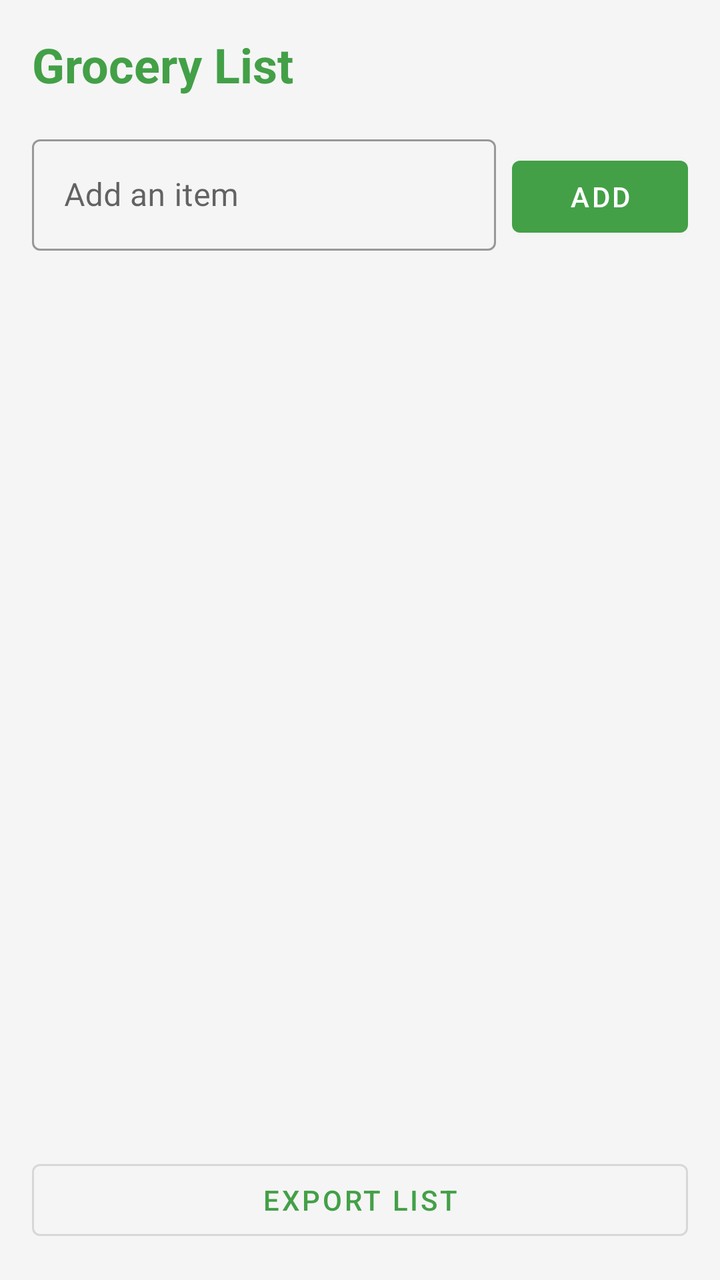
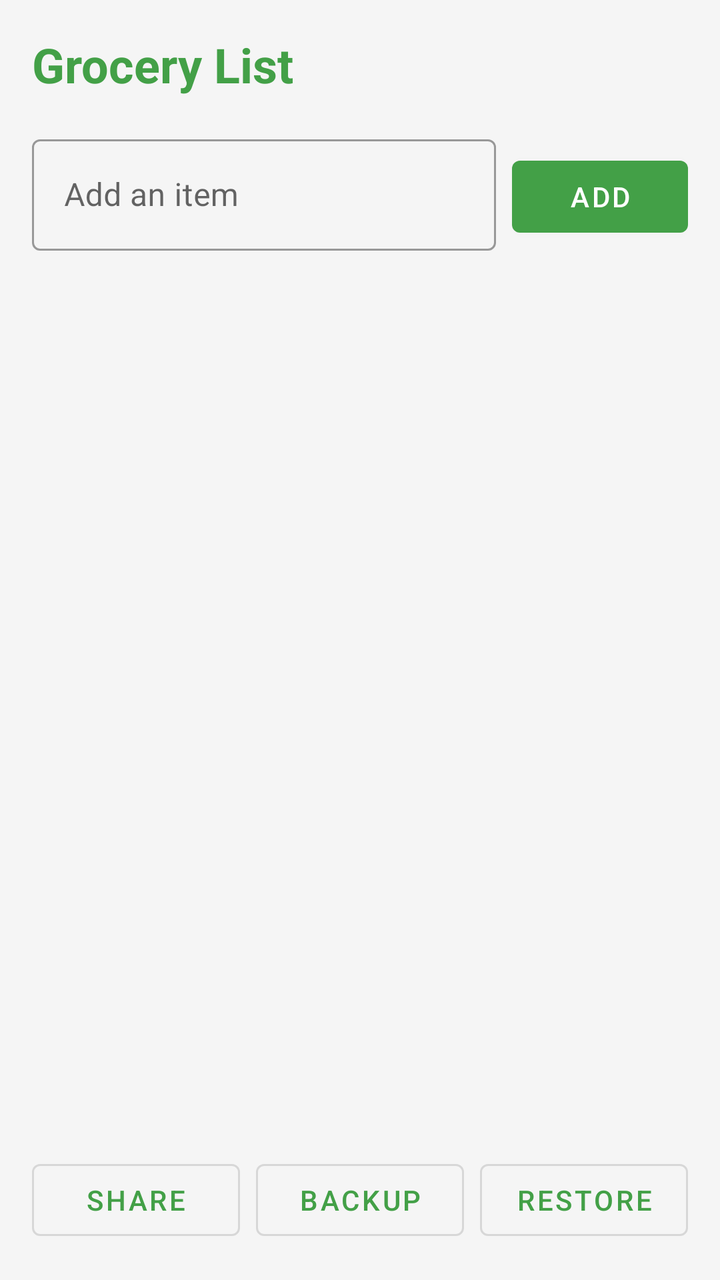

Two renders of the same Android screen: before a commit and after it. Below are the layout's source before the change and the commit's diff.
<!-- AndroidManifest.xml: application theme Theme.GroceryList -->
<!-- res/layout/activity_main.xml -->
<?xml version="1.0" encoding="utf-8"?>

<LinearLayout xmlns:android="http://schemas.android.com/apk/res/android"
    xmlns:app="http://schemas.android.com/apk/res-auto"
    android:layout_width="match_parent"
    android:layout_height="match_parent"
    android:orientation="vertical"
    android:padding="16dp">

    <TextView
        android:layout_width="wrap_content"
        android:layout_height="wrap_content"
        android:text="Grocery List"
        android:textSize="24sp"
        android:textStyle="bold"
        android:textColor="@color/colorPrimary"
        android:layout_marginBottom="16dp" />

    <LinearLayout
        android:layout_width="match_parent"
        android:layout_height="wrap_content"
        android:orientation="horizontal"
        android:gravity="bottom">

        <com.google.android.material.textfield.TextInputLayout
            style="@style/Widget.MaterialComponents.TextInputLayout.OutlinedBox"
            android:layout_width="0dp"
            android:layout_height="wrap_content"
            android:layout_weight="1"
            android:hint="Add an item">

            <com.google.android.material.textfield.TextInputEditText
                android:id="@+id/itemInput"
                android:layout_width="match_parent"
                android:layout_height="wrap_content" />

        </com.google.android.material.textfield.TextInputLayout>

        <com.google.android.material.button.MaterialButton
            android:id="@+id/addButton"
            android:layout_width="wrap_content"
            android:layout_height="wrap_content"
            android:layout_marginStart="8dp"
            android:text="Add" />
    </LinearLayout>

    <androidx.recyclerview.widget.RecyclerView
        android:id="@+id/itemList"
        android:layout_width="match_parent"
        android:layout_height="0dp"
        android:layout_weight="1"
        android:layout_marginTop="12dp"
        android:clipToPadding="false"
        android:clipChildren="false" />

    <com.google.android.material.button.MaterialButton
        android:id="@+id/exportButton"
        style="@style/Widget.MaterialComponents.Button.OutlinedButton"
        android:layout_width="match_parent"
        android:layout_height="wrap_content"
        android:layout_marginTop="8dp"
        android:text="Export List" />

</LinearLayout>
<!-- resources referenced by this layout -->
<resources>
  <color name="colorPrimary">#43A047</color>
  <style name="Theme.GroceryList" parent="Theme.MaterialComponents.DayNight.NoActionBar">
          <item name="colorPrimary">@color/colorPrimary</item>
          <item name="colorPrimaryDark">@color/colorPrimaryDark</item>
          <item name="colorAccent">@color/colorAccent</item>
          <item name="android:windowBackground">@color/screen_background</item>
      </style>
  <color name="colorPrimaryDark">#2E7D32</color>
  <color name="colorAccent">#43A047</color>
  <color name="screen_background">#F5F5F5</color>
</resources>

<!-- the commit's change to res/layout/activity_main.xml (unified diff, before → after) -->
@@ -53,12 +53,38 @@
         android:clipToPadding="false"
         android:clipChildren="false" />
 
-    <com.google.android.material.button.MaterialButton
-        android:id="@+id/exportButton"
-        style="@style/Widget.MaterialComponents.Button.OutlinedButton"
+    <LinearLayout
         android:layout_width="match_parent"
         android:layout_height="wrap_content"
-        android:layout_marginTop="8dp"
-        android:text="Export List" />
+        android:orientation="horizontal"
+        android:layout_marginTop="8dp">
+
+        <com.google.android.material.button.MaterialButton
+            android:id="@+id/shareButton"
+            style="@style/Widget.MaterialComponents.Button.OutlinedButton"
+            android:layout_width="0dp"
+            android:layout_height="wrap_content"
+            android:layout_weight="1"
+            android:text="Share" />
+
+        <com.google.android.material.button.MaterialButton
+            android:id="@+id/backupButton"
+            style="@style/Widget.MaterialComponents.Button.OutlinedButton"
+            android:layout_width="0dp"
+            android:layout_height="wrap_content"
+            android:layout_weight="1"
+            android:layout_marginStart="8dp"
+            android:text="Backup" />
+
+        <com.google.android.material.button.MaterialButton
+            android:id="@+id/restoreButton"
+            style="@style/Widget.MaterialComponents.Button.OutlinedButton"
+            android:layout_width="0dp"
+            android:layout_height="wrap_content"
+            android:layout_weight="1"
+            android:layout_marginStart="8dp"
+            android:text="Restore" />
+
+    </LinearLayout>
 
 </LinearLayout>
